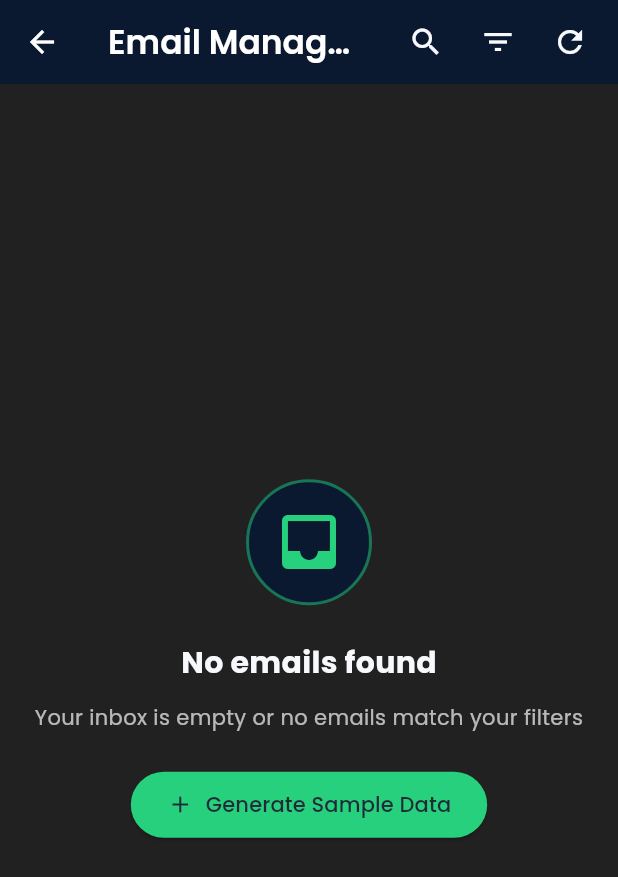
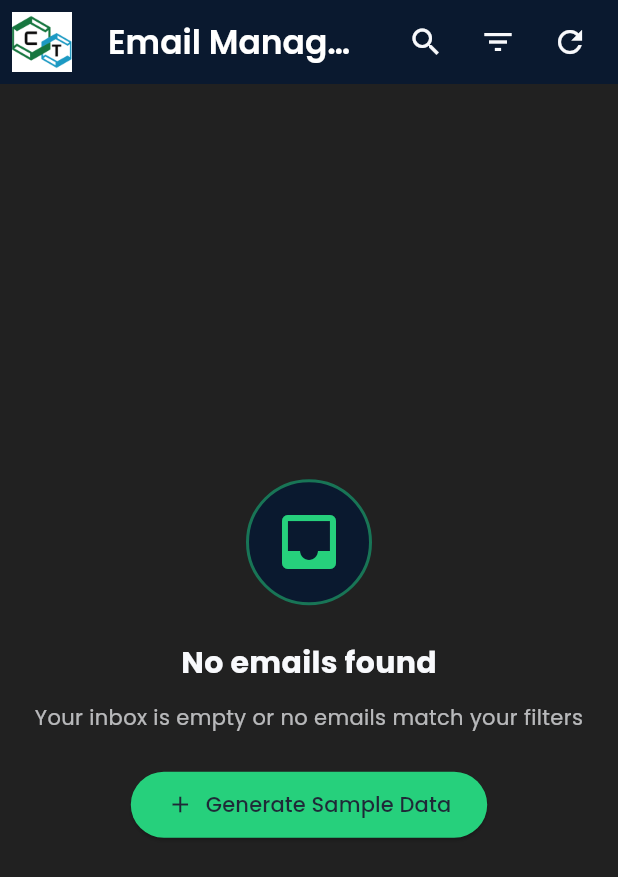
Before and after one commit to Cannasol-Tech/executive-dashboard-v4, a Flutter app: the EmailInboxScreen screen opened directly, on a phone screen of 412 x 824 dp. Shown: the top 877 px of the screen. Run offline on Flutter 3.47's test engine with Material 3 defaults, Android fonts, the phone set to English and light mode, and no system bars; our stand-ins replace cloud_firestore, cloud_functions, firebase_auth, firebase_core, firebase_database, fl_chart and 2 more; accounts and stored records are empty.

Commit message:
pushing for home again

```diff
--- a/flutter-app/lib/features/email/screens/email_inbox_screen.dart
+++ b/flutter-app/lib/features/email/screens/email_inbox_screen.dart
@@ -54,15 +54,13 @@ class _EmailInboxScreenState extends State<EmailInboxScreen>
       } else {
         _animationController.reverse();
         _searchController.clear();
-        Provider.of<EmailProvider>(context, listen: false)
-            .setSearchQuery('');
+        Provider.of<EmailProvider>(context, listen: false).setSearchQuery('');
       }
     });
   }
 
   void _performSearch(String query) {
-    Provider.of<EmailProvider>(context, listen: false)
-        .setSearchQuery(query);
+    Provider.of<EmailProvider>(context, listen: false).setSearchQuery(query);
   }
 
   @override
@@ -118,7 +116,13 @@ class _EmailInboxScreenState extends State<EmailInboxScreen>
                   emailProvider.clearSelectedEmails();
                 },
               )
-            : null,
+            : Padding(
+                padding: const EdgeInsets.all(8.0),
+                child: Image.asset(
+                  'assets/icn/cannasol-logo.png',
+                  fit: BoxFit.contain,
+                ),
+              ),
         actions: [
           // Search icon button
           if (!hasSelection && !_isSearchVisible)
```
Also changed, not shown: 1 other file.
